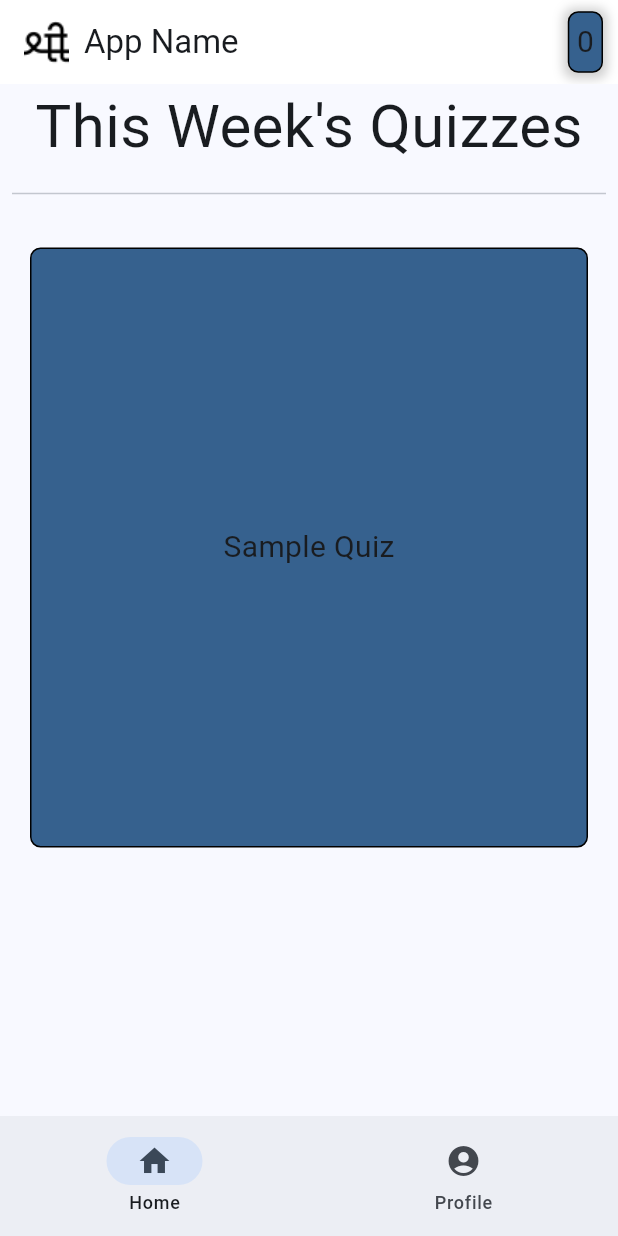
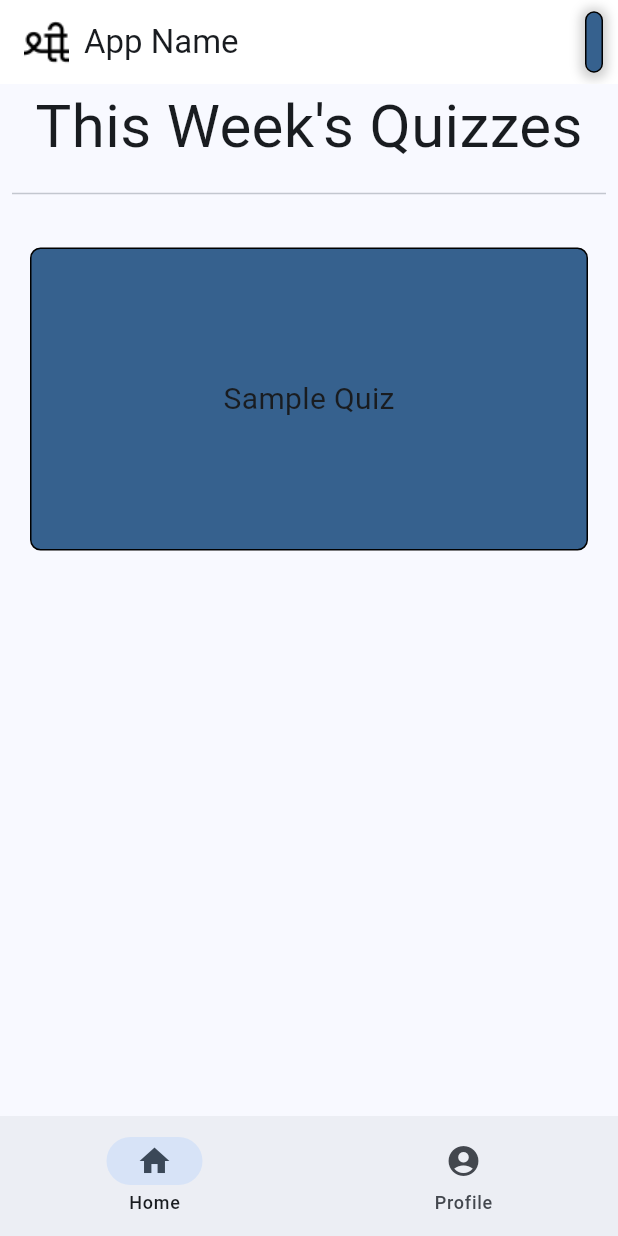
Before and after one commit to JishnuM5/5MinuteSanskrit, a Flutter app: the screen it shows after launch, on a phone screen of 412 x 824 dp. Run offline on Flutter 3.47's test engine with Material 3 defaults, Android fonts, the phone set to English and light mode, and no system bars.

Commit message:
Added quiz button and page, commented code

```diff
--- a/lib/main.dart
+++ b/lib/main.dart
@@ -1,5 +1,3 @@
-import 'dart:js_util';
-
 import 'package:flutter/material.dart';
 import 'package:provider/provider.dart';
 
@@ -10,7 +8,7 @@ void main() {
 class MyApp extends StatelessWidget {
   const MyApp({super.key});
 
-  // This widget is the root of your application.
+  // This widget is the root of my application.
   @override
   Widget build(BuildContext context) {
     return ChangeNotifierProvider(
@@ -28,15 +26,14 @@ class MyApp extends StatelessWidget {
   }
 }
 
+// This class contains app states lifted out of the widget tree
 class MyAppState extends ChangeNotifier {
-  var counter = 0;
+  int _pageIndex = 0;
 
-  void increment() {
-    counter++;
+  void _onItemTapped(int index) {
+    _pageIndex = index;
     notifyListeners();
   }
-
-  //can add more variables and methods if needed
 }
 
 class MyHomePage extends StatefulWidget {
@@ -47,30 +44,28 @@ class MyHomePage extends StatefulWidget {
   State<MyHomePage> createState() => _MyHomePageState();
 }
 
+// This class is the manages the framework of the app
 class _MyHomePageState extends State<MyHomePage> {
-  int _selectedIndex = 0;
-
-  void _onItemTapped(int index) {
-    setState(() {
-      _selectedIndex = index;
-    });
-  }
-
+  // The selected index state manages page navigation
   @override
   Widget build(BuildContext context) {
+    var appState = context.watch<MyAppState>();
     Widget page;
-    switch (_selectedIndex) {
+    switch (appState._pageIndex) {
       case 0:
         page = const MainPage();
         break;
       case 1:
         page = const Placeholder();
         break;
+      case 2:
+        page = QuizPage();
       default:
         throw UnimplementedError();
     }
 
     return Scaffold(
+      // The top bar of the app
       appBar: AppBar(
         backgroundColor: Colors.white,
         title: const Row(
@@ -105,9 +100,9 @@ class _MyHomePageState extends State<MyHomePage> {
                   ),
                 ],
               ),
-              child: Text('${context.watch<MyAppState>().counter}',
-                  style: const TextStyle(
-                      fontSize: 20.0) //DefaultTextStyle.of(context)
+              child: const Text('',
+                  style:
+                      TextStyle(fontSize: 20.0) //DefaultTextStyle.of(context)
                   // .style
                   // .apply(fontSizeFactor: 2.0), <-Future Code
                   ),
@@ -115,9 +110,12 @@ class _MyHomePageState extends State<MyHomePage> {
           ),
         ],
       ),
+      // The bottom navigation bar of the app
       bottomNavigationBar: NavigationBar(
-        onDestinationSelected: _onItemTapped,
-        selectedIndex: _selectedIndex,
+        //This method is passed as a callback function, so parameter is implicit
+        //Still, I'm explicitly calling it here with a lambda function for comprehensibility
+        // I also don't need a currentIndex property because I don't need to access it.
+        onDestinationSelected: (int index) => appState._onItemTapped(index),
         destinations: const <Widget>[
           NavigationDestination(
             icon: Icon(Icons.home),
@@ -129,6 +127,7 @@ class _MyHomePageState extends State<MyHomePage> {
           ),
         ],
       ),
+      // The body of the app
       body: page,
     );
   }
@@ -141,11 +140,14 @@ class MainPage extends StatefulWidget {
   State<MainPage> createState() => _MainPageState();
 }
 
+// This class is the main page of the app
 class _MainPageState extends State<MainPage> {
   @override
   Widget build(BuildContext context) {
     return Scaffold(
-        body: Center(
+      // A scroll view of the quiz tiles
+      body: SingleChildScrollView(
+        child: Center(
           child: Column(
             children: [
               const Text("This Week's Quizzes", style: TextStyle(fontSize: 40)),
@@ -153,9 +155,18 @@ class _MainPageState extends State<MainPage> {
                 padding: EdgeInsets.all(8.0),
                 child: Divider(),
               ),
-          Container(
-            padding: const EdgeInsets.all(15.0),
-            constraints: BoxConstraints.expand(width: 800.0, height: 400.0),
+              Padding(
+                padding: const EdgeInsets.all(20.0),
+                // A single quiz tile
+                child: InkWell(
+                  onTap: () {
+                    context.read<MyAppState>()._onItemTapped(2);
+                  },
+                  highlightColor: Colors.blueGrey
+                      .withOpacity(0.2),
+                  splashColor: Colors.blueGrey
+                      .withOpacity(0.5),
+                  child: Ink(
                     decoration: BoxDecoration(
                       border: Border.all(
                         color: Colors.black,
@@ -163,16 +174,45 @@ class _MainPageState extends State<MainPage> {
                       borderRadius: const BorderRadius.all(Radius.circular(7)),
                       color: Theme.of(context).primaryColor,
                     ),
+                    child: ConstrainedBox(
+                      constraints: const BoxConstraints.tightFor(
+                          width: 800, height: 200),
+                      child: Center(
+                        child: Container(
+                          padding: const EdgeInsets.all(15.0),
                           alignment: Alignment.center,
-            margin: new EdgeInsets.all(20.0),
-            child: const Text('Sample Quiz',
-                style: TextStyle(fontSize: 20.0) //DefaultTextStyle.of(context)
+                          child: const Text(
+                            'Sample Quiz',
+                            style: TextStyle(
+                                fontSize: 20.0 //DefaultTextStyle.of(context)
                                 // .style
                                 // .apply(fontSizeFactor: 2.0), <-Future Code
                                 ),
                           ),
+                        ),
+                      ),
+                    ),
+                  ),
+                ),
+              ),
             ],
           ),
-    ));
+        ),
+      ),
+    );
   }
 }
+
+class QuizPage extends StatefulWidget {
+  const QuizPage({super.key});
+
+  @override
+  State<QuizPage> createState() => _QuizPageState();
+}
+
+class _QuizPageState extends State<QuizPage> {
+  @override
+  Widget build(BuildContext context) {
+    return Scaffold();
+  }
+}
```
Also changed, not shown: 1 other file. Lines whose indentation alone changed are shown as unchanged.
